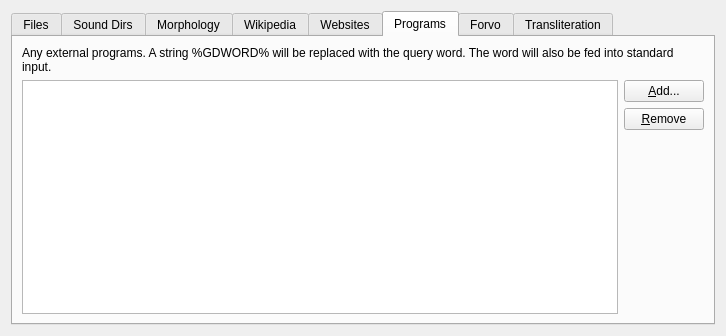
Before: the Qt Designer form sources.ui in goldendict/goldendict, drawn with Qt 5.
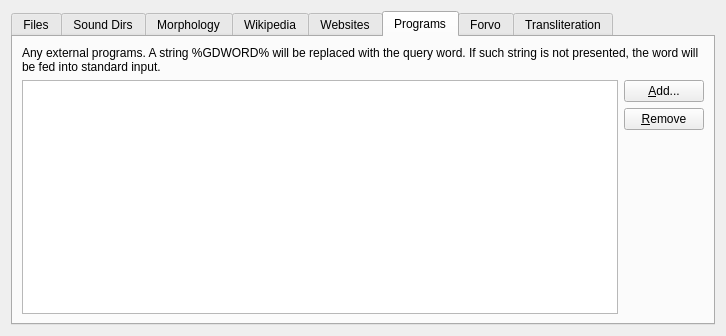
After: the same form once the commit is applied. The open tabs and pages were chosen to show the change. Icons and pictures are not drawn.

Commit message: Programs: Don't write word to standard input if %GDWORD% is presented in arguments (issue #351)

```diff
--- a/sources.ui
+++ b/sources.ui
@@ -350,7 +350,7 @@
        <item>
         <widget class="QLabel" name="label_16">
          <property name="text">
-          <string>Any external programs. A string %GDWORD% will be replaced with the query word. The word will also be fed into standard input.</string>
+          <string>Any external programs. A string %GDWORD% will be replaced with the query word. If such string is not presented, the word will be fed into standard input.</string>
          </property>
          <property name="wordWrap">
           <bool>true</bool>
```
The commit also changes 1 other file.
